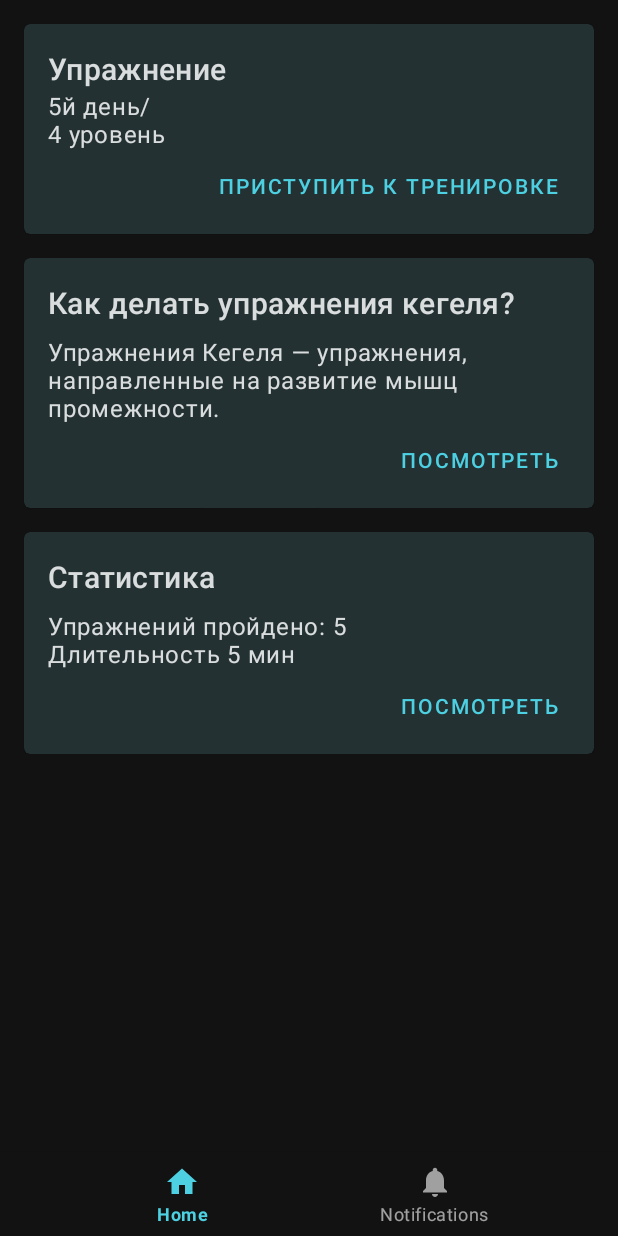
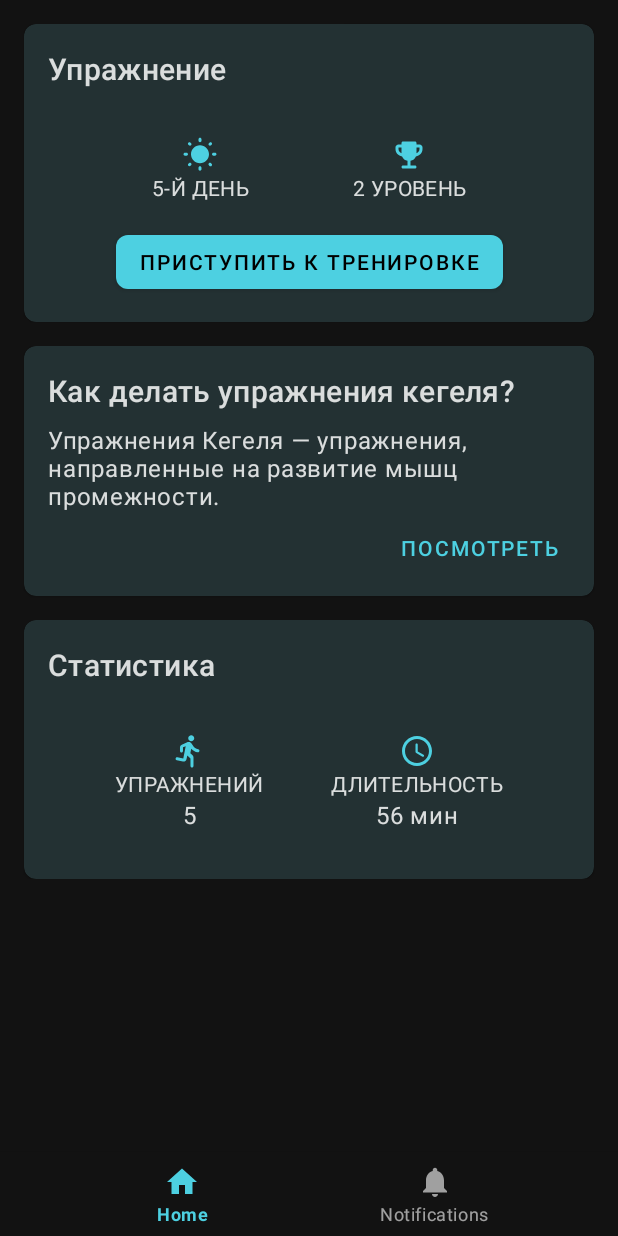
Before and after one commit to 2mba/kegel-app, an Android app: the screen it shows after launch (MainActivity), on a phone screen of 412 x 824 dp. Run offline under Robolectric (Android 15) with nearby library versions, the phone set to English and light mode, and no system bars; our stand-ins replace navigation-ui; libraries missing offline, so code that uses them is left out: toothpick.ktp.binding; 1 statement that could not run was skipped.

Commit message:
prettify home screen

```diff
--- a/app/src/main/java/org/tumba/kegel_app/home/presentation/view/HomeFragment.kt
+++ b/app/src/main/java/org/tumba/kegel_app/home/presentation/view/HomeFragment.kt
@@ -10,6 +10,7 @@ import androidx.navigation.NavHost
 import androidx.navigation.fragment.FragmentNavigatorExtras
 import androidx.navigation.fragment.findNavController
 import kotlinx.android.synthetic.main.home_item_exercise.*
+import kotlinx.android.synthetic.main.home_item_hint.*
 import org.tumba.kegel_app.R
 
 
@@ -33,8 +34,8 @@ class HomeFragment : Fragment() {
     override fun onViewCreated(view: View, savedInstanceState: Bundle?) {
         super.onViewCreated(view, savedInstanceState)
         findNavController()
-        itemExercise.setOnClickListener { navigateToExercise() }
         btnStartExercise.setOnClickListener { navigateToExercise() }
+        itemHint.setOnClickListener { }
     }
 
     private fun navigateToExercise() {
@@ -43,7 +44,8 @@ class HomeFragment : Fragment() {
             null,
             null,
             FragmentNavigatorExtras(
-                itemExercise to "itemExercise"
+                itemExercise to "itemExercise",
+                itemExerciseTitle to "itemTitle"
             )
         )
     }
--- /dev/null
+++ b/app/src/main/res/drawable/ic_autorenew.xml
@@ -0,0 +1,9 @@
+<vector xmlns:android="http://schemas.android.com/apk/res/android"
+    android:width="24dp"
+    android:height="24dp"
+    android:viewportWidth="24"
+    android:viewportHeight="24">
+    <path
+        android:fillColor="#FF000000"
+        android:pathData="M12,6v1.79c0,0.45 0.54,0.67 0.85,0.35l2.79,-2.79c0.2,-0.2 0.2,-0.51 0,-0.71l-2.79,-2.79c-0.31,-0.31 -0.85,-0.09 -0.85,0.36L12,4c-4.42,0 -8,3.58 -8,8 0,1.04 0.2,2.04 0.57,2.95 0.27,0.67 1.13,0.85 1.64,0.34 0.27,-0.27 0.38,-0.68 0.23,-1.04C6.15,13.56 6,12.79 6,12c0,-3.31 2.69,-6 6,-6zM17.79,8.71c-0.27,0.27 -0.38,0.69 -0.23,1.04 0.28,0.7 0.44,1.46 0.44,2.25 0,3.31 -2.69,6 -6,6v-1.79c0,-0.45 -0.54,-0.67 -0.85,-0.35l-2.79,2.79c-0.2,0.2 -0.2,0.51 0,0.71l2.79,2.79c0.31,0.31 0.85,0.09 0.85,-0.35L12,20c4.42,0 8,-3.58 8,-8 0,-1.04 -0.2,-2.04 -0.57,-2.95 -0.27,-0.67 -1.13,-0.85 -1.64,-0.34z" />
+</vector>
--- /dev/null
+++ b/app/src/main/res/drawable/ic_clock.xml
@@ -0,0 +1,9 @@
+<vector xmlns:android="http://schemas.android.com/apk/res/android"
+    android:width="24dp"
+    android:height="24dp"
+    android:viewportWidth="24"
+    android:viewportHeight="24">
+    <path
+        android:fillColor="#FF000000"
+        android:pathData="M11.99,2C6.47,2 2,6.48 2,12s4.47,10 9.99,10C17.52,22 22,17.52 22,12S17.52,2 11.99,2zM12,20c-4.42,0 -8,-3.58 -8,-8s3.58,-8 8,-8 8,3.58 8,8 -3.58,8 -8,8zM11.78,7h-0.06c-0.4,0 -0.72,0.32 -0.72,0.72v4.72c0,0.35 0.18,0.68 0.49,0.86l4.15,2.49c0.34,0.2 0.78,0.1 0.98,-0.24 0.21,-0.34 0.1,-0.79 -0.25,-0.99l-3.87,-2.3L12.5,7.72c0,-0.4 -0.32,-0.72 -0.72,-0.72z" />
+</vector>
--- /dev/null
+++ b/app/src/main/res/drawable/ic_cup.xml
@@ -0,0 +1,9 @@
+<vector xmlns:android="http://schemas.android.com/apk/res/android"
+    android:width="24dp"
+    android:height="24dp"
+    android:viewportWidth="24"
+    android:viewportHeight="24">
+    <path
+        android:fillColor="#FF000000"
+        android:pathData="M19,5h-2V4c0,-0.55 -0.45,-1 -1,-1H8C7.45,3 7,3.45 7,4v1H5C3.9,5 3,5.9 3,7v1c0,2.55 1.92,4.63 4.39,4.94c0.63,1.5 1.98,2.63 3.61,2.96V19H8c-0.55,0 -1,0.45 -1,1c0,0.55 0.45,1 1,1h8c0.55,0 1,-0.45 1,-1c0,-0.55 -0.45,-1 -1,-1h-3v-3.1c1.63,-0.33 2.98,-1.46 3.61,-2.96C19.08,12.63 21,10.55 21,8V7C21,5.9 20.1,5 19,5zM7,10.82C5.84,10.4 5,9.3 5,8V7h2V10.82zM19,8c0,1.3 -0.84,2.4 -2,2.82V7h2V8z" />
+</vector>
--- /dev/null
+++ b/app/src/main/res/drawable/ic_flag.xml
@@ -0,0 +1,9 @@
+<vector xmlns:android="http://schemas.android.com/apk/res/android"
+    android:width="24dp"
+    android:height="24dp"
+    android:viewportWidth="24"
+    android:viewportHeight="24">
+    <path
+        android:fillColor="#FF000000"
+        android:pathData="M19,9h-5l-0.72,-1.45C13.11,7.21 12.76,7 12.38,7H7V5.72C7.6,5.38 8,4.74 8,4c0,-1.1 -0.9,-2 -2,-2S4,2.9 4,4c0,0.74 0.4,1.38 1,1.72V20c0,0.55 0.45,1 1,1s1,-0.45 1,-1v-3h5l0.72,1.45c0.17,0.34 0.52,0.55 0.89,0.55H19c0.55,0 1,-0.45 1,-1v-8C20,9.45 19.55,9 19,9zM18,17h-4l-1,-2H7V9h5l1,2h5V17z" />
+</vector>
--- /dev/null
+++ b/app/src/main/res/drawable/ic_run.xml
@@ -0,0 +1,9 @@
+<vector xmlns:android="http://schemas.android.com/apk/res/android"
+    android:width="24dp"
+    android:height="24dp"
+    android:viewportWidth="24"
+    android:viewportHeight="24">
+    <path
+        android:fillColor="#FF000000"
+        android:pathData="M13.49,5.48c1.1,0 2,-0.9 2,-2s-0.9,-2 -2,-2 -2,0.9 -2,2 0.9,2 2,2zM10.32,17.48l0.57,-2.5 2.1,2v5c0,0.55 0.45,1 1,1s1,-0.45 1,-1v-5.64c0,-0.55 -0.22,-1.07 -0.62,-1.45l-1.48,-1.41 0.6,-3c1.07,1.24 2.62,2.13 4.36,2.41 0.6,0.09 1.14,-0.39 1.14,-1 0,-0.49 -0.36,-0.9 -0.85,-0.98 -1.52,-0.25 -2.78,-1.15 -3.45,-2.33l-1,-1.6c-0.4,-0.6 -1,-1 -1.7,-1 -0.3,0 -0.5,0.1 -0.8,0.1L7.21,7.76c-0.74,0.32 -1.22,1.04 -1.22,1.85v2.37c0,0.55 0.45,1 1,1s1,-0.45 1,-1v-2.4l1.8,-0.7 -1.6,8.1 -3.92,-0.8c-0.54,-0.11 -1.07,0.24 -1.18,0.78L3.09,17c-0.11,0.54 0.24,1.07 0.78,1.18l4.11,0.82c1.06,0.21 2.1,-0.46 2.34,-1.52z" />
+</vector>
--- /dev/null
+++ b/app/src/main/res/drawable/ic_sun.xml
@@ -0,0 +1,9 @@
+<vector xmlns:android="http://schemas.android.com/apk/res/android"
+    android:width="24dp"
+    android:height="24dp"
+    android:viewportWidth="24"
+    android:viewportHeight="24">
+    <path
+        android:fillColor="#FF000000"
+        android:pathData="M6.05,4.14l-0.39,-0.39c-0.39,-0.39 -1.02,-0.38 -1.4,0l-0.01,0.01c-0.39,0.39 -0.39,1.02 0,1.4l0.39,0.39c0.39,0.39 1.01,0.39 1.4,0l0.01,-0.01c0.39,-0.38 0.39,-1.02 0,-1.4zM3.01,10.5L1.99,10.5c-0.55,0 -0.99,0.44 -0.99,0.99v0.01c0,0.55 0.44,0.99 0.99,0.99L3,12.49c0.56,0.01 1,-0.43 1,-0.98v-0.01c0,-0.56 -0.44,-1 -0.99,-1zM12.01,0.55L12,0.55c-0.56,0 -1,0.44 -1,0.99v0.96c0,0.55 0.44,0.99 0.99,0.99L12,3.49c0.56,0.01 1,-0.43 1,-0.98v-0.97c0,-0.55 -0.44,-0.99 -0.99,-0.99zM19.75,3.76c-0.39,-0.39 -1.02,-0.39 -1.41,-0.01l-0.39,0.39c-0.39,0.39 -0.39,1.02 0,1.4l0.01,0.01c0.39,0.39 1.02,0.39 1.4,0l0.39,-0.39c0.39,-0.39 0.39,-1.01 0,-1.4zM17.94,18.86l0.39,0.39c0.39,0.39 1.02,0.39 1.41,0 0.39,-0.39 0.39,-1.02 0,-1.41l-0.39,-0.39c-0.39,-0.39 -1.02,-0.38 -1.4,0 -0.4,0.4 -0.4,1.02 -0.01,1.41zM20,11.49v0.01c0,0.55 0.44,0.99 0.99,0.99L22,12.49c0.55,0 0.99,-0.44 0.99,-0.99v-0.01c0,-0.55 -0.44,-0.99 -0.99,-0.99h-1.01c-0.55,0 -0.99,0.44 -0.99,0.99zM12,5.5c-3.31,0 -6,2.69 -6,6s2.69,6 6,6 6,-2.69 6,-6 -2.69,-6 -6,-6zM11.99,22.45L12,22.45c0.55,0 0.99,-0.44 0.99,-0.99v-0.96c0,-0.55 -0.44,-0.99 -0.99,-0.99h-0.01c-0.55,0 -0.99,0.44 -0.99,0.99v0.96c0,0.55 0.44,0.99 0.99,0.99zM4.25,19.24c0.39,0.39 1.02,0.39 1.41,0l0.39,-0.39c0.39,-0.39 0.38,-1.02 0,-1.4l-0.01,-0.01c-0.39,-0.39 -1.02,-0.39 -1.41,0l-0.39,0.39c-0.38,0.4 -0.38,1.02 0.01,1.41z" />
+</vector>
--- a/app/src/main/res/layout/fragment_exercise.xml
+++ b/app/src/main/res/layout/fragment_exercise.xml
@@ -7,10 +7,23 @@
     android:transitionName="itemExercise"
     tools:background="@color/black">
 
+    <com.google.android.material.appbar.MaterialToolbar
+        android:id="@+id/toolbar"
+        android:layout_width="match_parent"
+        android:layout_height="?actionBarSize"
+        android:transitionName="itemTitle"
+        app:layout_constraintEnd_toEndOf="parent"
+        app:layout_constraintStart_toStartOf="parent"
+        app:layout_constraintTop_toTopOf="parent"
+        app:layout_constraintBottom_toBottomOf="parent"
+        app:layout_constraintVertical_bias="0"
+        app:title="@string/title_exercise" />
+
     <com.mikhaellopez.circularprogressbar.CircularProgressBar
         android:id="@+id/progressBar"
         android:layout_width="250dp"
         android:layout_height="250dp"
+        android:layout_marginTop="@dimen/margin_medium"
         app:cpb_background_progressbar_color="@color/transparent"
         app:cpb_background_progressbar_width="2dp"
         app:cpb_progress_direction="to_right"
@@ -19,7 +32,7 @@
         app:cpb_round_border="true"
         app:layout_constraintEnd_toEndOf="parent"
         app:layout_constraintStart_toStartOf="parent"
-        app:layout_constraintTop_toTopOf="@id/guideline" />
+        app:layout_constraintTop_toBottomOf="@id/toolbar" />
 
     <androidx.appcompat.widget.AppCompatTextView
         android:id="@+id/timer"
@@ -189,13 +202,6 @@
 
     </LinearLayout>
 
-    <androidx.constraintlayout.widget.Guideline
-        android:id="@+id/guideline"
-        android:layout_width="wrap_content"
-        android:layout_height="wrap_content"
-        android:orientation="horizontal"
-        app:layout_constraintGuide_begin="64dp" />
-
     <com.google.android.material.floatingactionbutton.ExtendedFloatingActionButton
         android:id="@+id/btnStop"
         style="@style/Widget.MaterialComponents.ExtendedFloatingActionButton"
--- a/app/src/main/res/layout/fragment_home.xml
+++ b/app/src/main/res/layout/fragment_home.xml
@@ -4,7 +4,8 @@
     xmlns:tools="http://schemas.android.com/tools"
     android:layout_width="match_parent"
     android:layout_height="match_parent"
-    tools:context=".home.presentation.view.HomeFragment">
+    tools:context=".home.presentation.view.HomeFragment"
+    tools:background="@color/black">
 
     <ScrollView
         android:layout_width="match_parent"
@@ -14,7 +15,7 @@
         app:layout_constraintStart_toStartOf="parent"
         app:layout_constraintTop_toTopOf="parent">
 
-        <LinearLayout
+        <androidx.appcompat.widget.LinearLayoutCompat
             android:layout_width="match_parent"
             android:layout_height="wrap_content"
             android:orientation="vertical">
@@ -25,7 +26,7 @@
 
             <include layout="@layout/home_item_statistic" />
 
-        </LinearLayout>
+        </androidx.appcompat.widget.LinearLayoutCompat>
     </ScrollView>
 
 </androidx.constraintlayout.widget.ConstraintLayout>
--- a/app/src/main/res/layout/home_item_exercise.xml
+++ b/app/src/main/res/layout/home_item_exercise.xml
@@ -2,51 +2,75 @@
 <com.google.android.material.card.MaterialCardView xmlns:android="http://schemas.android.com/apk/res/android"
     xmlns:app="http://schemas.android.com/apk/res-auto"
     android:id="@+id/itemExercise"
+    style="@style/Widget.MaterialComponents.CardView"
     android:layout_width="match_parent"
     android:layout_height="wrap_content"
     android:layout_marginStart="@dimen/margin_medium"
     android:layout_marginTop="@dimen/margin_medium"
     android:layout_marginEnd="@dimen/margin_medium"
-    android:foreground="?selectableItemBackground"
     android:transitionName="itemExercise">
 
-    <LinearLayout
+    <androidx.constraintlayout.widget.ConstraintLayout
         android:layout_width="match_parent"
         android:layout_height="wrap_content"
         android:layout_marginStart="@dimen/margin_medium"
         android:layout_marginTop="@dimen/margin_medium"
         android:layout_marginEnd="@dimen/margin_medium"
-        android:layout_marginBottom="@dimen/margin_small"
+        android:layout_marginBottom="@dimen/margin_medium"
         android:orientation="vertical">
 
         <androidx.appcompat.widget.AppCompatTextView
+            android:id="@+id/itemExerciseTitle"
             style="@style/Widget.MaterialComponents.TextView"
             android:layout_width="wrap_content"
             android:layout_height="wrap_content"
             android:text="Упражнение"
             android:textAppearance="@style/TextAppearance.MaterialComponents.Headline6"
+            android:transitionName="itemTitle"
             app:layout_constraintStart_toStartOf="parent"
             app:layout_constraintTop_toTopOf="parent" />
 
         <androidx.appcompat.widget.AppCompatTextView
+            android:id="@+id/day"
             style="@style/Widget.MaterialComponents.TextView"
             android:layout_width="wrap_content"
             android:layout_height="wrap_content"
-            android:text="5й день/\n4 уровень"
-            android:textAppearance="@style/TextAppearance.MaterialComponents.Body1"
+            android:layout_marginTop="@dimen/margin_large"
+            android:text="5-й день"
+            android:textAppearance="@style/TextAppearance.MaterialComponents.Body2"
+            app:drawableTint="@color/colorPrimary"
+            app:drawableTopCompat="@drawable/ic_sun"
+            app:layout_constraintEnd_toStartOf="@+id/level"
             app:layout_constraintStart_toStartOf="parent"
-            app:layout_constraintTop_toTopOf="parent" />
+            app:layout_constraintTop_toBottomOf="@id/itemExerciseTitle"
+            app:textAllCaps="true" />
+
+        <androidx.appcompat.widget.AppCompatTextView
+            android:id="@+id/level"
+            style="@style/Widget.MaterialComponents.TextView"
+            android:layout_width="wrap_content"
+            android:layout_height="wrap_content"
+            android:text="2 уровень"
+            android:textAppearance="@style/TextAppearance.MaterialComponents.Body2"
+            app:drawableTint="@color/colorPrimary"
+            app:drawableTopCompat="@drawable/ic_cup"
+            app:layout_constraintEnd_toEndOf="parent"
+            app:layout_constraintStart_toEndOf="@+id/day"
+            app:layout_constraintTop_toTopOf="@+id/day"
+            app:textAllCaps="true" />
 
         <com.google.android.material.button.MaterialButton
             android:id="@+id/btnStartExercise"
-            style="@style/Widget.MaterialComponents.Button.TextButton"
+            style="@style/Widget.MaterialComponents.Button"
             android:layout_width="wrap_content"
             android:layout_height="wrap_content"
+            android:layout_marginTop="@dimen/margin_medium"
             android:text="Приступить к тренировке"
-            android:layout_gravity="end"
             app:layout_constraintBottom_toBottomOf="parent"
-            app:layout_constraintEnd_toEndOf="parent" />
+            app:layout_constraintEnd_toEndOf="parent"
+            app:layout_constraintStart_toStartOf="parent"
+            app:layout_constraintTop_toBottomOf="@+id/day" />
 
-    </LinearLayout>
+    </androidx.constraintlayout.widget.ConstraintLayout>
 
 </com.google.android.material.card.MaterialCardView>
--- a/app/src/main/res/layout/home_item_hint.xml
+++ b/app/src/main/res/layout/home_item_hint.xml
@@ -28,6 +28,7 @@
             app:layout_constraintTop_toTopOf="parent" />
 
         <androidx.appcompat.widget.AppCompatTextView
+            android:id="@+id/btnHint"
             style="@style/Widget.MaterialComponents.TextView"
             android:layout_width="wrap_content"
             android:layout_height="wrap_content"
--- a/app/src/main/res/layout/home_item_statistic.xml
+++ b/app/src/main/res/layout/home_item_statistic.xml
@@ -9,16 +9,17 @@
     android:layout_marginEnd="@dimen/margin_medium"
     android:foreground="?selectableItemBackground">
 
-    <LinearLayout
+    <androidx.constraintlayout.widget.ConstraintLayout
         android:layout_width="match_parent"
         android:layout_height="wrap_content"
         android:layout_marginStart="@dimen/margin_medium"
         android:layout_marginTop="@dimen/margin_medium"
         android:layout_marginEnd="@dimen/margin_medium"
-        android:layout_marginBottom="@dimen/margin_small"
+        android:layout_marginBottom="@dimen/margin_large"
         android:orientation="vertical">
 
         <androidx.appcompat.widget.AppCompatTextView
+            android:id="@+id/titleStatistic"
             style="@style/Widget.MaterialComponents.TextView"
             android:layout_width="wrap_content"
             android:layout_height="wrap_content"
@@ -28,22 +29,56 @@
             app:layout_constraintTop_toTopOf="parent" />
 
         <androidx.appcompat.widget.AppCompatTextView
+            android:id="@+id/exercisesTitle"
             style="@style/Widget.MaterialComponents.TextView"
-            android:textAppearance="@style/TextAppearance.MaterialComponents.Body1"
-            android:layout_marginTop="@dimen/margin_small"
-            android:layout_width="match_parent"
-            android:layout_height="wrap_content"
-            android:text="Упражнений пройдено: 5\nДлительность 5 мин" />
-
-        <com.google.android.material.button.MaterialButton
-            style="@style/Widget.MaterialComponents.Button.TextButton"
-            android:layout_gravity="end"
             android:layout_width="wrap_content"
             android:layout_height="wrap_content"
-            android:text="Посмотреть"
-            app:layout_constraintBottom_toBottomOf="parent"
-            app:layout_constraintEnd_toEndOf="parent" />
+            android:layout_marginTop="@dimen/margin_large"
+            android:text="Упражнений"
+            android:textAppearance="@style/TextAppearance.MaterialComponents.Body2"
+            app:drawableTint="@color/colorPrimary"
+            app:drawableTopCompat="@drawable/ic_run"
+            app:layout_constraintEnd_toStartOf="@+id/level"
+            app:layout_constraintStart_toStartOf="parent"
+            app:layout_constraintTop_toBottomOf="@id/titleStatistic"
+            app:textAllCaps="true" />
 
-    </LinearLayout>
+        <androidx.appcompat.widget.AppCompatTextView
+            android:id="@+id/exercisesValue"
+            style="@style/Widget.MaterialComponents.TextView"
+            android:layout_width="wrap_content"
+            android:layout_height="wrap_content"
+            android:text="5"
+            android:textAppearance="@style/TextAppearance.MaterialComponents.Body1"
+            app:layout_constraintStart_toStartOf="@id/exercisesTitle"
+            app:layout_constraintTop_toBottomOf="@id/exercisesTitle"
+            app:layout_constraintEnd_toEndOf="@id/exercisesTitle"
+            app:layout_constraintBottom_toBottomOf="parent" />
+
+        <androidx.appcompat.widget.AppCompatTextView
+            android:id="@+id/level"
+            style="@style/Widget.MaterialComponents.TextView"
+            android:layout_width="wrap_content"
+            android:layout_height="wrap_content"
+            android:text="Длительность"
+            android:textAppearance="@style/TextAppearance.MaterialComponents.Body2"
+            app:drawableTint="@color/colorPrimary"
+            app:drawableTopCompat="@drawable/ic_clock"
+            app:layout_constraintEnd_toEndOf="parent"
+            app:layout_constraintStart_toEndOf="@+id/exercisesTitle"
+            app:layout_constraintTop_toTopOf="@+id/exercisesTitle"
+            app:textAllCaps="true" />
+
+        <androidx.appcompat.widget.AppCompatTextView
+            style="@style/Widget.MaterialComponents.TextView"
+            android:layout_width="wrap_content"
+            android:layout_height="wrap_content"
+            android:text="56 мин"
+            android:textAppearance="@style/TextAppearance.MaterialComponents.Body1"
+            app:layout_constraintStart_toStartOf="@id/level"
+            app:layout_constraintTop_toBottomOf="@id/level"
+            app:layout_constraintEnd_toEndOf="@id/level" />
+
+    </androidx.constraintlayout.widget.ConstraintLayout>
 
 </com.google.android.material.card.MaterialCardView>
--- a/app/src/main/res/values/strings.xml
+++ b/app/src/main/res/values/strings.xml
@@ -3,8 +3,5 @@
     <string name="title_home">Home</string>
     <string name="title_dashboard">Dashboard</string>
     <string name="title_notifications">Notifications</string>
-    <string name="title_exercise">Exercise</string>
-
-    <!-- TODO: Remove or change this placeholder text -->
-    <string name="hello_blank_fragment">Hello blank fragment</string>
+    <string name="title_exercise">Упражнение</string>
 </resources>
--- a/app/src/main/res/values/styles.xml
+++ b/app/src/main/res/values/styles.xml
@@ -7,7 +7,17 @@
         <item name="colorPrimaryDark">@color/colorPrimaryDark</item>
         <item name="colorAccent">@color/colorAccent</item>
         <item name="colorSurface">@color/colorSurface</item>
+        <item name="shapeAppearanceMediumComponent">@style/MediumComponent</item>
+        <item name="shapeAppearanceSmallComponent">@style/SmallComponent</item>
         <item name="android:textColorPrimary">@color/textColorPrimary</item>
+    </style>
+
+    <style name="SmallComponent" parent="ShapeAppearance.MaterialComponents.SmallComponent">
+        <item name="cornerSize">8dp</item>
+    </style>
+
+    <style name="MediumComponent" parent="ShapeAppearance.MaterialComponents.MediumComponent">
+        <item name="cornerSize">8dp</item>
     </style>
 
     <style name="AppThemeDark" parent="ThemeOverlay.AppCompat.Dark">
```
